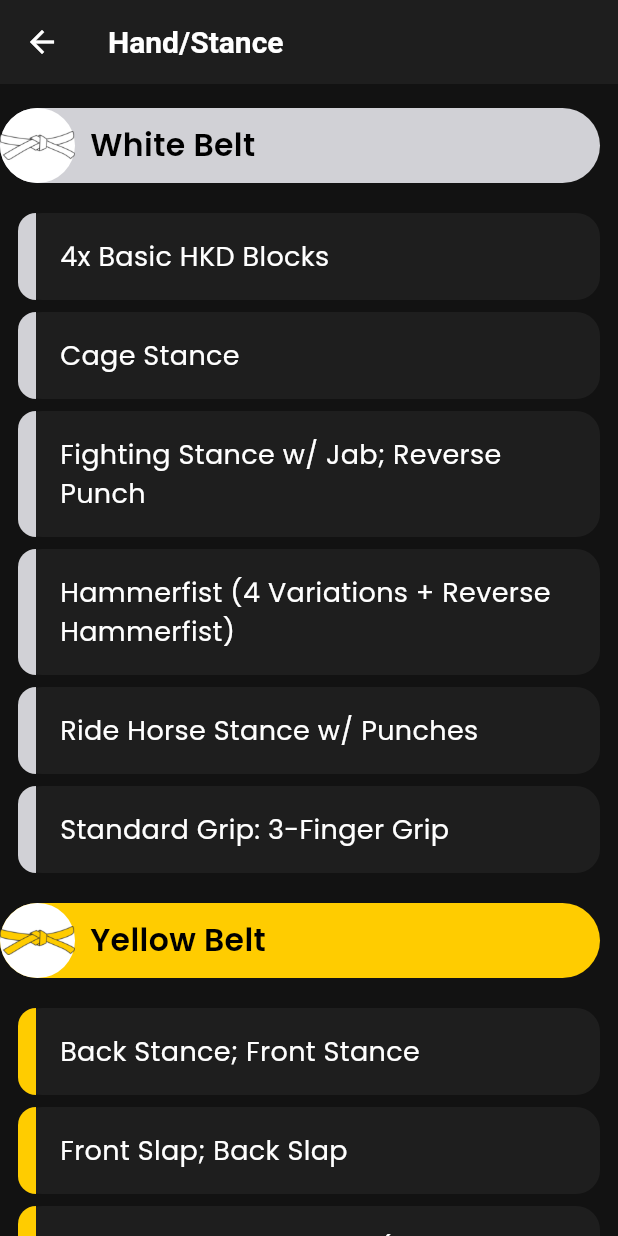
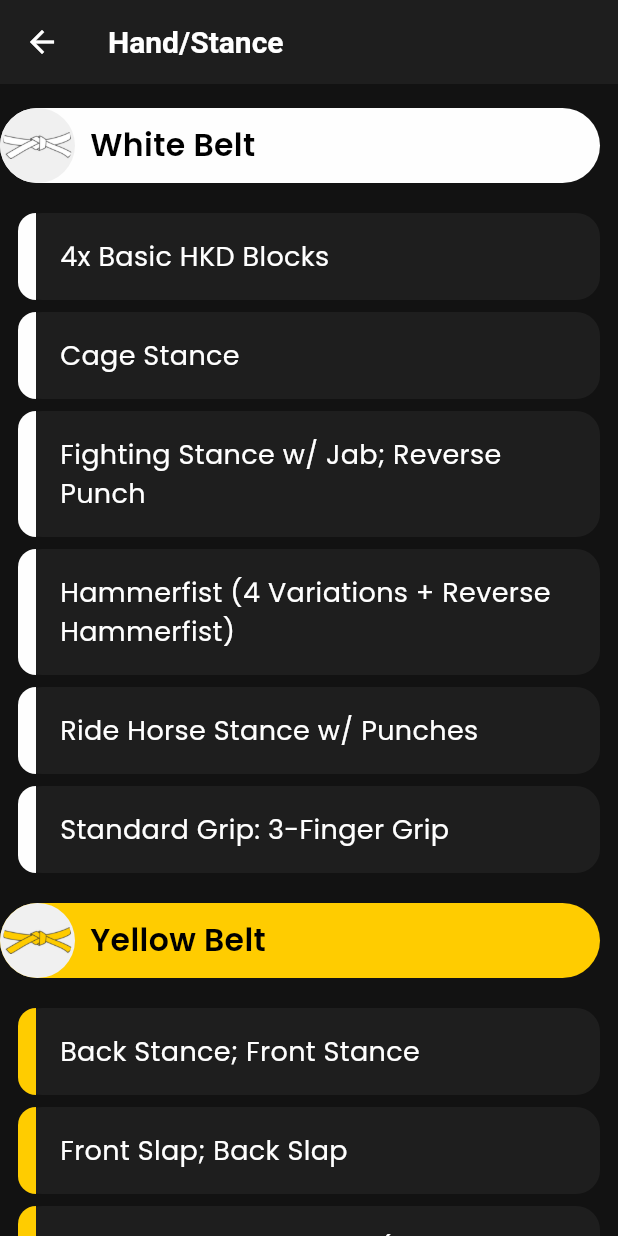
Before and after one commit to ericziegler/ChayilFlutter, a Flutter app: the CategoriesPage screen opened directly, after a tap on "Hand/Stance", on a phone screen of 412 x 824 dp. Run offline on Flutter 3.47's test engine with Material 3 defaults, Android fonts, the phone set to English and light mode, and no system bars; our stand-ins replace chewie, device_info_plus, flutter_secure_storage, video_player; accounts and stored records are empty.

Commit message:
EZ: Clean up technique rows. Add stripe color for ranks.

```diff
--- a/lib/domain/models/ranks/rank.dart
+++ b/lib/domain/models/ranks/rank.dart
@@ -10,6 +10,7 @@ class Rank {
   final String imageAsset;
   final String primaryColor;
   final String secondaryColor;
+  final String stripeColor;
   final int sortOrder;
 
   @JsonKey(includeFromJson: false, includeToJson: false)
@@ -21,6 +22,7 @@ class Rank {
     required this.imageAsset,
     required this.primaryColor,
     required this.secondaryColor,
+    required this.stripeColor,
     required this.sortOrder,
     this.techniques,
   });
--- a/lib/domain/repositories/technique_repository.dart
+++ b/lib/domain/repositories/technique_repository.dart
@@ -100,6 +100,7 @@ class TechniqueRepository {
             imageAsset: rank.imageAsset,
             primaryColor: rank.primaryColor,
             secondaryColor: rank.secondaryColor,
+            stripeColor: rank.stripeColor,
             sortOrder: rank.sortOrder,
           )..techniques = matchingTechniques;
         })
--- a/lib/presentation/categories/category_details_page.dart
+++ b/lib/presentation/categories/category_details_page.dart
@@ -94,6 +94,7 @@ class CategoryDetailsPageState extends State<CategoryDetailsPage> {
                     return TechniqueRow(
                       text: item.name,
                       colorHex: rank.primaryColor ?? 'FF0000',
+                      stripeHex: rank.stripeColor,
                       onTap: () {
                         Navigator.of(context).push(MaterialPageRoute(
                           builder: (context) => TechniquePage(id: item.id),
--- a/lib/presentation/ranks/rank_details_page.dart
+++ b/lib/presentation/ranks/rank_details_page.dart
@@ -87,6 +87,7 @@ class RankDetailsPageState extends State<RankDetailsPage> {
                   return TechniqueRow(
                       text: item.name,
                       colorHex: widget.rank.primaryColor,
+                      stripeHex: widget.rank.stripeColor,
                       onTap: () {
                         Navigator.of(context).push(MaterialPageRoute(
                           builder: (context) => TechniquePage(id: item.id),
--- a/lib/presentation/techniques/technique_page.dart
+++ b/lib/presentation/techniques/technique_page.dart
@@ -36,6 +36,7 @@ class TechniquePageState extends State<TechniquePage> {
       imageAsset: '',
       primaryColor: '',
       secondaryColor: '',
+      stripeColor: '',
       sortOrder: 0);
   List<String> _videoUrls = [];
 
--- a/lib/utilities/components/technique_header_row.dart
+++ b/lib/utilities/components/technique_header_row.dart
@@ -30,18 +30,17 @@ class TechniqueHeaderRow extends StatelessWidget {
       child: Row(
         children: [
           Container(
+            padding: const EdgeInsets.all(2),
             width: imageSize,
             height: imageSize,
             decoration: const BoxDecoration(
-              color: Colors.white,
+              color: neutralColor,
               shape: BoxShape.circle,
             ),
-            child: Center(
+            child: ClipOval(
               child: Image.asset(
-                imageAsset != null ? imageAsset! : 'assets/images/fist.png',
-                width: imageSize,
-                height: imageSize,
-                fit: BoxFit.contain,
+                imageAsset ?? 'assets/images/fist.png',
+                fit: BoxFit.scaleDown,
               ),
             ),
           ),
--- a/lib/utilities/components/technique_row.dart
+++ b/lib/utilities/components/technique_row.dart
@@ -5,12 +5,14 @@ import 'package:chayil/utilities/styles/text_styles.dart';
 class TechniqueRow extends StatelessWidget {
   final String text;
   final String colorHex;
+  final String stripeHex;
   final VoidCallback? onTap;
 
   const TechniqueRow({
     Key? key,
     required this.text,
     required this.colorHex,
+    required this.stripeHex,
     this.onTap,
   }) : super(key: key);
 
@@ -33,7 +35,7 @@ class TechniqueRow extends StatelessWidget {
                   bottomLeft: Radius.circular(16),
                 ),
                 child: Container(
-                  color: HexColor.fromHex(colorHex),
+                  color: HexColor.fromHex(stripeHex),
                   width: 12,
                 ),
               ),
--- a/lib/utilities/styles/colors.dart
+++ b/lib/utilities/styles/colors.dart
@@ -24,3 +24,4 @@ const Color toolbarColor = Color(0xFF1E1E1E);
 const Color toolbarIconColor = Color(0xFFB4BBBF);
 const Color separatorColor = Color(0xFF383838);
 const Color accentColor = Color(0xFFE50825);
+const Color neutralColor = Color(0xFFF0F0F0);
```
Also changed, not shown: assets/data/ranks.json (+14 -2 lines), assets/data/techniques.json, lib/domain/models/ranks/rank.g.dart.
